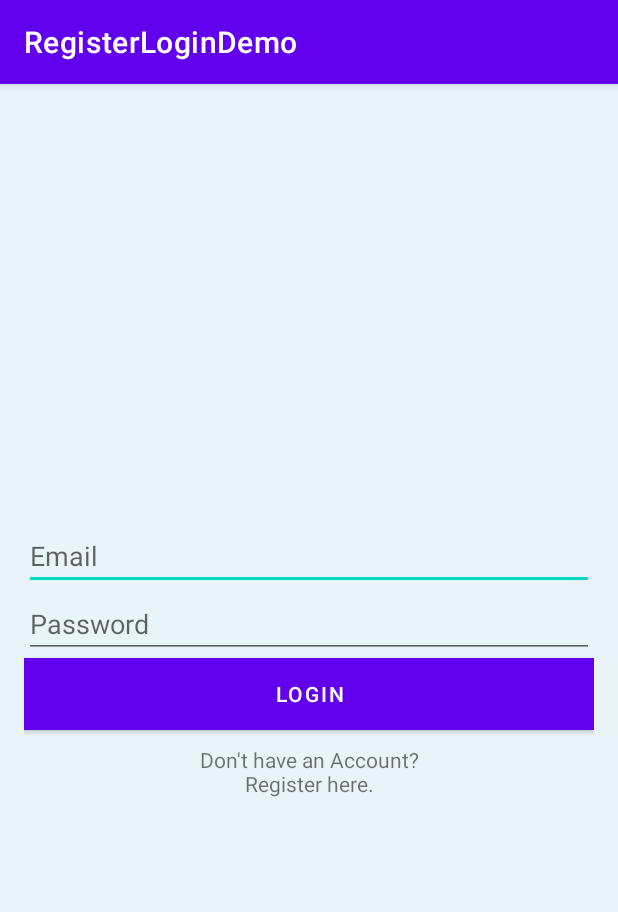
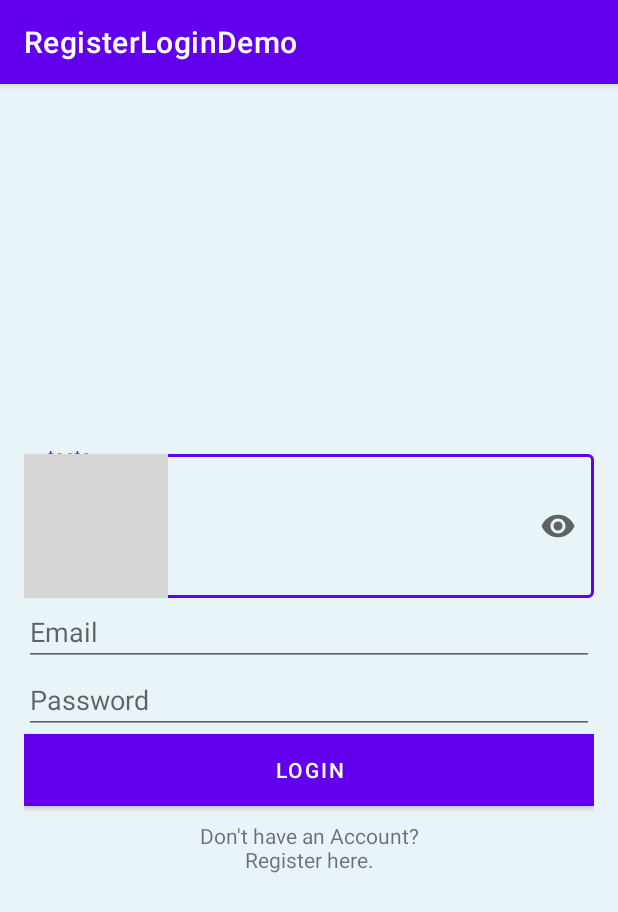
Before and after one commit to RiccardoBuraioli/JTIGIT, an Android app: the screen it shows after launch (MainActivity), on a phone screen of 412 x 824 dp. Shown: the top 912 px of the screen. Run offline under Robolectric (Android 15) with nearby library versions, the phone set to English and light mode, and no system bars; our stand-ins replace Volley; grey boxes are pictures that could not be loaded.

Commit message:
test material 3

```diff
--- a/app/build.gradle
+++ b/app/build.gradle
@@ -33,7 +33,7 @@ android {
 dependencies {
 
     implementation 'androidx.appcompat:appcompat:1.3.1'
-    implementation 'com.google.android.material:material:1.4.0'
+    implementation 'com.google.android.material:material:1.5.0-alpha04'
     implementation 'androidx.constraintlayout:constraintlayout:2.1.0'
     implementation 'com.google.android.gms:play-services-maps:17.0.1'
     testImplementation 'junit:junit:4.+'
--- a/app/src/main/res/layout/activity_main.xml
+++ b/app/src/main/res/layout/activity_main.xml
@@ -1,6 +1,7 @@
 <?xml version="1.0" encoding="utf-8"?>
 <LinearLayout xmlns:android="http://schemas.android.com/apk/res/android"
     xmlns:tools="http://schemas.android.com/tools"
+    xmlns:app="http://schemas.android.com/apk/res-auto"
     android:layout_width="match_parent"
     android:layout_height="match_parent"
     tools:context=".MainActivity"
@@ -8,6 +9,25 @@
     android:orientation="vertical"
     android:padding="16dp"
     android:background="#e8f4f8">
+
+    <com.google.android.material.textfield.TextInputLayout
+        android:id="@+id/outlinedTextField"
+        android:layout_width="match_parent"
+        android:layout_height="wrap_content"
+        android:hint="testo"
+        app:startIconDrawable="@drawable/ic_favorite_24dp"
+        app:startIconContentDescription="@string/content_description_end_icon"
+        app:endIconMode="password_toggle"
+        style="@style/Widget.MaterialComponents.TextInputLayout.OutlinedBox">
+
+        <com.google.android.material.textfield.TextInputEditText
+            android:layout_width="match_parent"
+            android:layout_height="wrap_content"
+            android:inputType="textPassword"
+            />
+
+    </com.google.android.material.textfield.TextInputLayout>
+
 
     <EditText
         android:id="@+id/etEmail"
--- a/app/src/main/res/values/strings.xml
+++ b/app/src/main/res/values/strings.xml
@@ -1,4 +1,10 @@
 <resources>
     <string name="app_name">RegisterLoginDemo</string>
+    <string name="JTIUsername">\@justUser</string>
+    <string name="register">REGISTER</string>
+    <string name="login_email_hint">Email</string>
+    <string name="login_password_hint">Password</string>
+    <string name="signup_login_hint">Already have an account? Sign In</string>
+    <string name="login_signup_hint">Don\'t have an account? Sign Up</string>
     <string name="title_activity_maps_information">MapsActivityInformation</string>
 </resources>
```
Also changed, not shown: app/src/main/res/values/styles.xml (added, +63 -0 lines).
